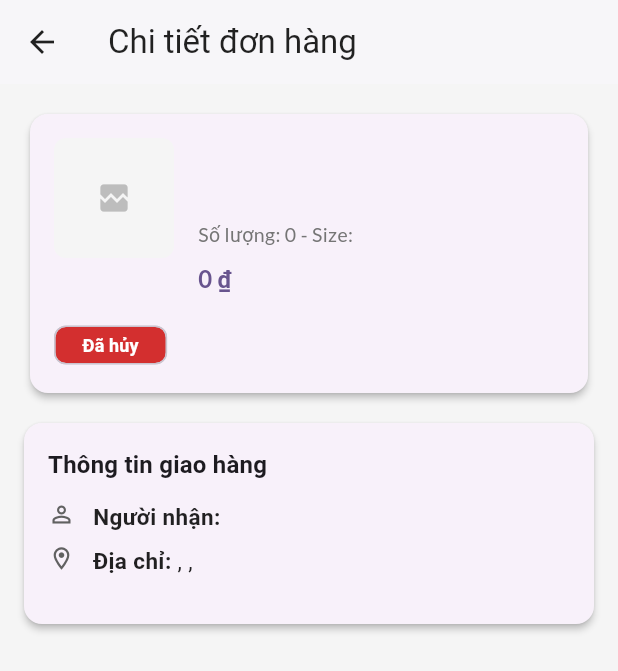
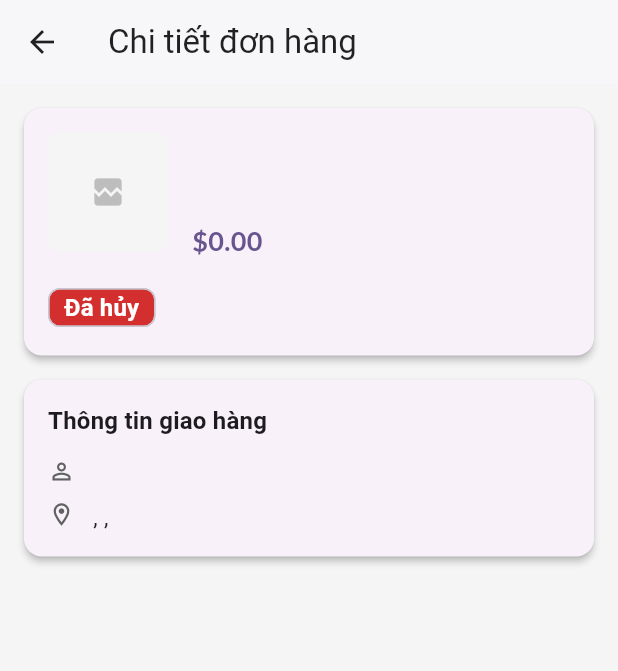
Before and after one commit to NguyenLeDuyy/MacStoreApp, a Flutter app: the OrderDetailScreen screen opened directly with empty values, on a phone screen of 412 x 824 dp. Shown: the top 671 px of the screen. Run offline on Flutter 3.47's test engine with Material 3 defaults, Android fonts, the light colour scheme and no system bars; our stand-ins replace badges, cached_network_image, flutter_riverpod, get, google_fonts, supabase_flutter; accounts and stored records are empty; network calls fail.

Commit message:
changed detail order

```diff
--- a/lib/views/screens/inner_screens/order_detail_screen.dart
+++ b/lib/views/screens/inner_screens/order_detail_screen.dart
@@ -1,46 +1,61 @@
 import 'package:flutter/material.dart';
-import 'package:google_fonts/google_fonts.dart';
-import 'package:intl/intl.dart';
+import 'package:google_fonts/google_fonts.dart'; // Giữ lại nếu đây là font chuẩn của app bạn
+// import 'package:intl/intl.dart'; // Có thể cần nếu bạn muốn format ngày tháng, giá tiền
 
 class OrderDetailScreen extends StatelessWidget {
-
-  final dynamic orderData;
+  final dynamic orderData; // Nên định nghĩa một class OrderModel thay vì dynamic
 
   const OrderDetailScreen({super.key, required this.orderData});
 
+  // Helper function để lấy màu và text cho trạng thái đơn hàng
   Map<String, dynamic> _getStatusInfo() {
     if (orderData['delivered'] == true) {
       return {'text': 'Đã giao hàng', 'color': Colors.green.shade700};
     } else if (orderData['processing'] == true) {
-      return {'text': 'Đang xử lý', 'color': Colors.orange.shade700};
+      return {'text': 'Đang xử lý', 'color': Colors.purple.shade700};
     } else {
+      // Giả sử có một trạng thái 'cancelled' hoặc mặc định là đã hủy
       return {'text': 'Đã hủy', 'color': Colors.red.shade700};
     }
   }
 
   @override
   Widget build(BuildContext context) {
-
     final statusInfo = _getStatusInfo();
-    final currencyFormat = NumberFormat.currency(locale: 'vi_VN', symbol: '₫');
-    final displayPrice = currencyFormat.format(orderData['price'] ?? 0);
+    // Định dạng giá tiền (ví dụ)
+    // final currencyFormat = NumberFormat.currency(locale: 'vi_VN', symbol: '₫');
+    // final formattedPrice = currencyFormat.format(orderData['price'] ?? 0);
+    // Hoặc đơn giản là thêm dấu $ hoặc đ
+    final displayPrice = '\$${(orderData['price'] ?? 0).toStringAsFixed(2)}';
 
     return Scaffold(
       appBar: AppBar(
-        title: const Text('Chi tiết đơn hàng'),
+        // --- Thêm nút Back vào đây ---
+        leading: IconButton(
+          icon: const Icon(Icons.arrow_back), // Icon mũi tên quay lại
+          onPressed: () {
+            Navigator.of(context).pop(); // Hành động quay lại màn hình trước
+          },
+          tooltip: 'Quay lại', // Thêm tooltip cho rõ nghĩa
+        ),
+        // --- Kết thúc phần thêm nút Back ---
+        title: const Text( // Text cố định cho dễ hiểu
+          'Chi tiết đơn hàng',
+        ),
         elevation: 1,
         backgroundColor: Colors.white,
-        foregroundColor: Colors.black87,
+        foregroundColor: Colors.black87, // Áp dụng cho cả title và nút leading (nếu không bị override màu)
       ),
-      backgroundColor: Colors.grey.shade100,
-      body: ListView(
-        padding: const EdgeInsets.all(16.0),
+      backgroundColor: Colors.grey.shade100, // Màu nền nhẹ cho body
+      body: ListView( // Sử dụng ListView để nội dung dài có thể cuộn
+        padding: const EdgeInsets.all(16.0), // Padding chung cho toàn bộ màn hình
         children: [
-          // Thông tin sản phẩm
+          // --- Card Thông tin sản phẩm ---
           Card(
             elevation: 2,
             shape: RoundedRectangleBorder(borderRadius: BorderRadius.circular(12)),
             clipBehavior: Clip.antiAlias,
+            margin: EdgeInsets.zero, // Bỏ margin mặc định của Card
             child: Padding(
               padding: const EdgeInsets.all(16.0),
               child: Column(
@@ -49,71 +64,94 @@ class OrderDetailScreen extends StatelessWidget {
                   Row(
                     crossAxisAlignment: CrossAxisAlignment.start,
                     children: [
+                      // Hình ảnh sản phẩm
                       ClipRRect(
                         borderRadius: BorderRadius.circular(8.0),
                         child: Image.network(
-                          orderData['productImage'] ?? '',
-                          width: 80,
+                          orderData['productImage'] ?? '', // Xử lý null
+                          width: 80, // Kích thước hợp lý
                           height: 80,
                           fit: BoxFit.cover,
-                          loadingBuilder: (context, child, progress) => progress == null
+                          // Thêm loading và error builder
+                          loadingBuilder: (context, child, progress) =>
+                          progress == null
                               ? child
                               : Container(
                               width: 80,
                               height: 80,
                               color: Colors.grey.shade200,
-                              child: const Center(child: CircularProgressIndicator(strokeWidth: 2))),
-                          errorBuilder: (context, error, stackTrace) => Container(
-                              width: 80,
-                              height: 80,
-                              color: Colors.grey.shade100,
-                              child: Icon(Icons.broken_image, color: Colors.grey.shade400)),
+                              child: Center(
+                                  child: CircularProgressIndicator(strokeWidth: 2))),
+                          errorBuilder: (context, error, stackTrace) =>
+                              Container(
+                                  width: 80,
+                                  height: 80,
+                                  color: Colors.grey.shade100,
+                                  child: Icon(Icons.broken_image,
+                                      color: Colors.grey.shade400)),
                         ),
                       ),
                       const SizedBox(width: 16),
+                      // Thông tin chi tiết (Tên, Loại, Giá)
                       Expanded(
                         child: Column(
                           crossAxisAlignment: CrossAxisAlignment.start,
                           children: [
                             Text(
-                              orderData['productName'] ?? 'Không rõ tên',
-                              style: GoogleFonts.lato(fontSize: 16, fontWeight: FontWeight.bold),
+                              orderData['productName'] ?? 'N/A', // Xử lý null
+                              style: GoogleFonts.lato( // Giữ font nếu là chuẩn
+                                // style: Theme.of(context).textTheme.titleMedium?.copyWith(fontWeight: FontWeight.bold), // Hoặc dùng Theme
+                                fontSize: 18,
+                                fontWeight: FontWeight.w600, // Hoặc bold
+                              ),
+                              maxLines: 2,
+                              overflow: TextOverflow.ellipsis,
                             ),
                             const SizedBox(height: 6),
                             Text(
-                              orderData['category'] ?? 'Không rõ danh mục',
-                              style: GoogleFonts.lato(fontSize: 14, color: Colors.grey.shade700),
-                            ),
-                            const SizedBox(height: 6),
-                            Text(
-                              'Số lượng: ${orderData['quantity'] ?? 1} - Size: ${orderData['size'] ?? 'N/A'}',
-                              style: GoogleFonts.lato(fontSize: 13, color: Colors.grey[600]),
+                              orderData['category'] ?? 'N/A', // Xử lý null
+                              style: GoogleFonts.lato( // Giữ font nếu là chuẩn
+                                // style: Theme.of(context).textTheme.bodyMedium?.copyWith(color: Colors.grey.shade600), // Hoặc dùng Theme
+                                fontSize: 14,
+                                color: Colors.grey.shade700,
+                              ),
                             ),
                             const SizedBox(height: 8),
                             Text(
-                              displayPrice,
-                              style: GoogleFonts.lato(
-                                fontSize: 16,
+                              displayPrice, // Hiển thị giá đã format
+                              style: GoogleFonts.lato( // Giữ font nếu là chuẩn
+                                // style: Theme.of(context).textTheme.titleMedium?.copyWith(color: Theme.of(context).colorScheme.primary), // Hoặc dùng Theme
+                                fontSize: 18,
                                 fontWeight: FontWeight.bold,
-                                color: Theme.of(context).colorScheme.primary,
+                                color: Theme.of(context).colorScheme.primary, // Sử dụng màu chủ đạo
                               ),
                             ),
+                            // Thêm thông tin khác nếu cần (ví dụ: số lượng)
+                            // if (orderData['quantity'] != null) ...[
+                            //   const SizedBox(height: 4),
+                            //   Text(
+                            //     'Số lượng: ${orderData['quantity']}',
+                            //     style: Theme.of(context).textTheme.bodyMedium,
+                            //   ),
+                            // ],
                           ],
                         ),
                       ),
                     ],
                   ),
-                  const SizedBox(height: 16),
-                  Align(
+                  const SizedBox(height: 16), // Khoảng cách trước status
+                  // --- Trạng thái đơn hàng ---
+                  Align( // Căn phải hoặc trái tùy ý
                     alignment: Alignment.centerLeft,
                     child: Chip(
                       label: Text(
                         statusInfo['text'],
-                        style: const TextStyle(color: Colors.white, fontWeight: FontWeight.bold, fontSize: 12),
+                        style: TextStyle(color: Colors.white, fontWeight: FontWeight.bold, fontSize: 16),
                       ),
                       backgroundColor: statusInfo['color'],
-                      padding: const EdgeInsets.symmetric(horizontal: 10, vertical: 4),
-                      visualDensity: const VisualDensity(horizontal: 0.0, vertical: -4),
+                      padding: EdgeInsets.symmetric(horizontal: 10, vertical: 4),
+                      labelPadding: EdgeInsets.zero, // Bỏ padding mặc định của label chip
+                      visualDensity: VisualDensity(horizontal: 0.0, vertical: -4), // Làm chip nhỏ gọn hơn
                     ),
                   ),
                 ],
@@ -121,9 +159,9 @@ class OrderDetailScreen extends StatelessWidget {
             ),
           ),
 
-          const SizedBox(height: 16),
+          const SizedBox(height: 16), // Khoảng cách giữa các Card
 
-          // Thông tin giao hàng
+          // --- Card Thông tin giao hàng ---
           Card(
             elevation: 2,
             shape: RoundedRectangleBorder(borderRadius: BorderRadius.circular(12)),
@@ -136,34 +174,39 @@ class OrderDetailScreen extends StatelessWidget {
                 children: [
                   Text(
                     'Thông tin giao hàng',
-                    style: Theme.of(context).textTheme.titleMedium?.copyWith(fontWeight: FontWeight.bold),
+                    style: Theme.of(context).textTheme.titleMedium?.copyWith(fontWeight: FontWeight.bold), // Dùng TextTheme
                   ),
                   const SizedBox(height: 12),
                   _buildInfoRow(Icons.person_outline, 'Người nhận:', orderData['fullName'] ?? 'N/A'),
                   const SizedBox(height: 8),
-                  _buildInfoRow(
-                    Icons.location_on_outlined,
-                    'Địa chỉ:',
-                    '${orderData['locality'] ?? ''}, ${orderData['state'] ?? ''}, ${orderData['city'] ?? ''}',
-                  ),
-                  const SizedBox(height: 16),
+                  _buildInfoRow(Icons.location_on_outlined,'Địa chỉ:', '${orderData['locality'] ?? ''}, ${orderData['state'] ?? ''}, ${orderData['city'] ?? ''}'), // Ghép địa chỉ đầy đủ, xử lý null
+                  // _buildInfoRow(Icons.location_city_outlined, 'Phường/Xã:', orderData['locality'] ?? 'N/A'),
+                  // const SizedBox(height: 8),
+                  // _buildInfoRow(Icons.map_outlined, 'Quận/Huyện:', orderData['state'] ?? 'N/A'),
+                  // const SizedBox(height: 8),
+                  // _buildInfoRow(Icons.business_outlined, 'Tỉnh/Thành phố:', orderData['city'] ?? 'N/A'), // Thêm city nếu có
 
-                  // Nút đánh giá
-                  if (orderData['delivered'] == true)
-                    Center(
+                  // --- Nút Đánh giá ---
+                  if (orderData['delivered'] == true) ...[ // Chỉ hiển thị nếu đã giao hàng
+                    const SizedBox(height: 16),
+                    Center( // Đưa nút vào giữa
                       child: ElevatedButton.icon(
-                        icon: const Icon(Icons.rate_review_outlined, size: 18),
-                        label: const Text('Viết đánh giá'),
+                        icon: Icon(Icons.rate_review_outlined, size: 18),
+                        label: Text('Viết đánh giá'),
                         style: ElevatedButton.styleFrom(
-                          padding: const EdgeInsets.symmetric(horizontal: 20, vertical: 10),
+                          // backgroundColor: Theme.of(context).colorScheme.secondary, // Có thể dùng màu phụ
+                          // foregroundColor: Theme.of(context).colorScheme.onSecondary,
+                            padding: EdgeInsets.symmetric(horizontal: 20, vertical: 10)
                         ),
                         onPressed: () {
+                          // TODO: Xử lý điều hướng hoặc hiển thị dialog đánh giá
                           ScaffoldMessenger.of(context).showSnackBar(
-                            const SnackBar(content: Text('Chức năng đánh giá chưa được triển khai')),
+                            SnackBar(content: Text('Chức năng đánh giá chưa được triển khai')),
                           );
                         },
                       ),
                     ),
+                  ]
                 ],
               ),
             ),
@@ -173,28 +216,18 @@ class OrderDetailScreen extends StatelessWidget {
     );
   }
 
-  // Hàm hiển thị thông tin hàng ngang có icon
+  // Helper widget để hiển thị một dòng thông tin (icon, label, value)
   Widget _buildInfoRow(IconData icon, String label, String value) {
     return Row(
       crossAxisAlignment: CrossAxisAlignment.start,
       children: [
         Icon(icon, size: 18, color: Colors.grey.shade700),
         const SizedBox(width: 12),
+        // Text('$label ', style: TextStyle(fontWeight: FontWeight.bold, color: Colors.grey.shade800)),
         Expanded(
-          child: Text.rich(
-            TextSpan(
-              children: [
-                TextSpan(
-                  text: '$label ',
-                  style: const TextStyle(fontWeight: FontWeight.bold, color: Colors.black87),
-                ),
-                TextSpan(
-                  text: value,
-                  style: const TextStyle(color: Colors.black87),
-                ),
-              ],
-            ),
-            style: const TextStyle(fontSize: 15, height: 1.4),
+          child: Text(
+            value,
+            style: TextStyle(fontSize: 15, color: Colors.black87, height: 1.4), // Dễ đọc hơn
           ),
         ),
       ],
--- a/pubspec.yaml
+++ b/pubspec.yaml
@@ -41,6 +41,7 @@ dependencies:
   flutter_riverpod: ^2.6.1
   badges: ^3.1.2
   uuid: ^4.5.1
+  intl: ^0.18.1
 
 dev_dependencies:
   flutter_test:
```
Also changed, not shown: pubspec.lock.
